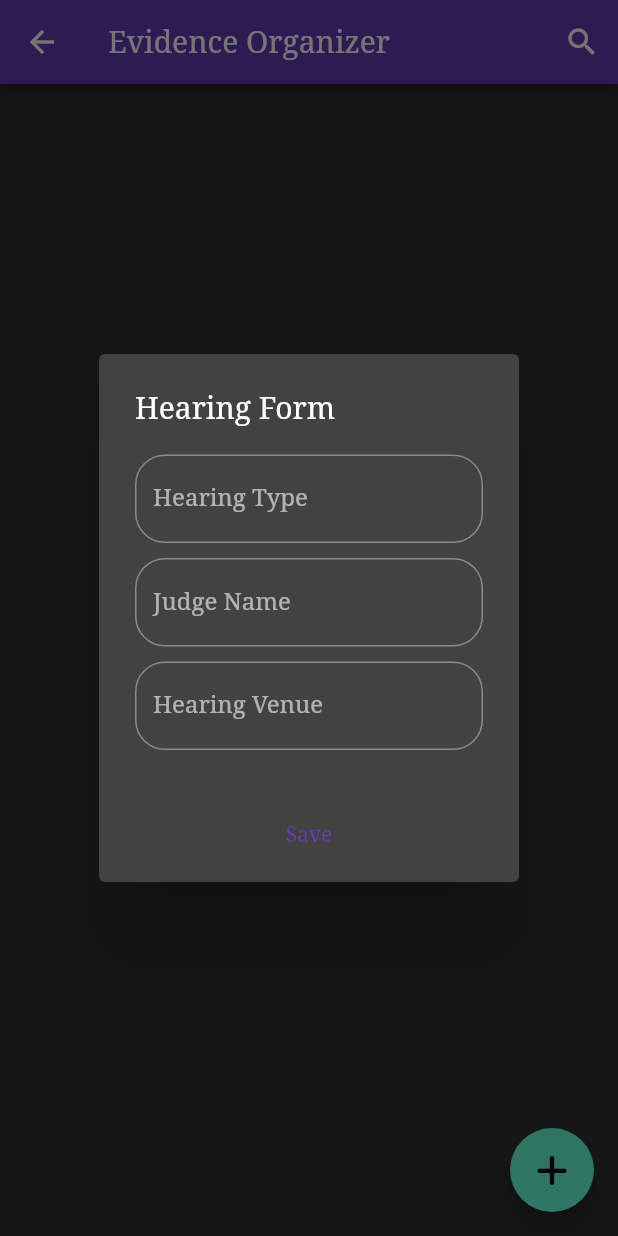
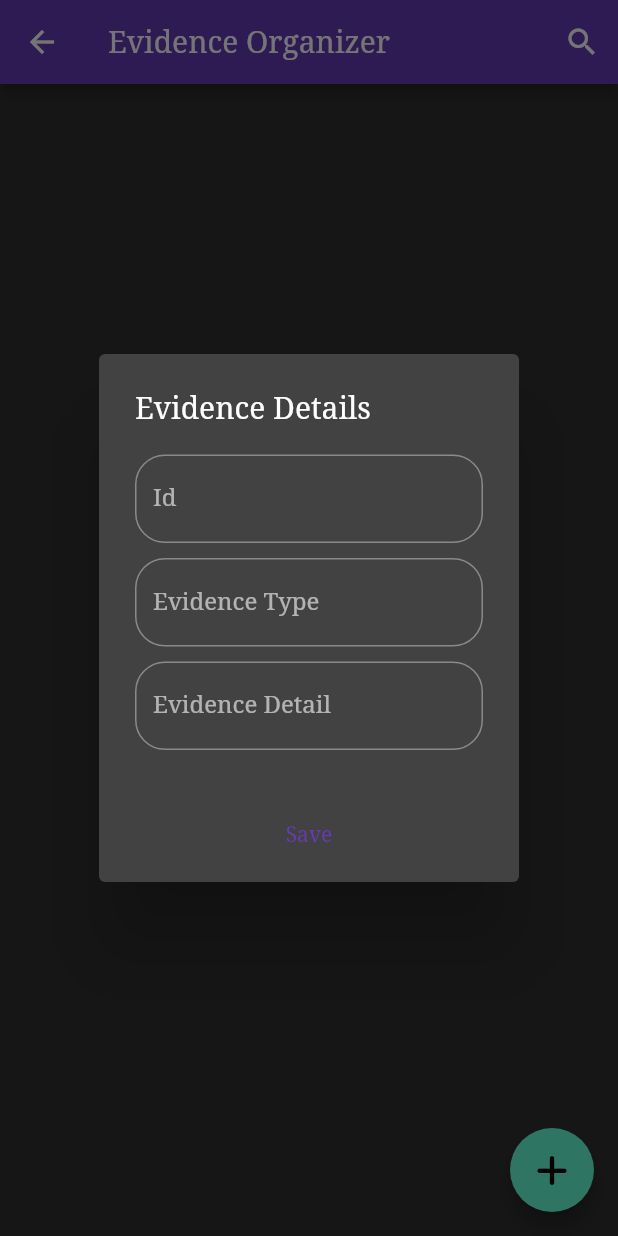
Before and after one commit to sumeetkumar95/case_manager, a Flutter app: the EvidenceOrganizer screen opened directly, after a tap on an icon or button, on a phone screen of 412 x 824 dp. Run offline on Flutter 3.47's test engine with Material 2 defaults, Android fonts, the light colour scheme and no system bars; our stand-ins replace cloud_firestore, firebase_auth, firebase_core, flutter_svg, font_awesome_flutter; accounts and stored records are empty.

Commit message:
changes in pop Form

```diff
--- a/lib/screens/evidence.dart
+++ b/lib/screens/evidence.dart
@@ -32,14 +32,14 @@ class _EvidenceOrganizerState extends State<EvidenceOrganizer> {
 
 Widget _buildPopupDialog(BuildContext context) {
   return new AlertDialog(
-    title: const Text('Hearing Form'),
+    title: const Text('Evidence Details'),
     content: new Column(
       mainAxisSize: MainAxisSize.min,
       crossAxisAlignment: CrossAxisAlignment.start,
       children: <Widget>[
         TextFormField(
           decoration: InputDecoration(
-              labelText: "Hearing Type",
+              labelText: "Id",
               border:
                   OutlineInputBorder(borderRadius: BorderRadius.circular(20))),
         ),
@@ -48,7 +48,7 @@ Widget _buildPopupDialog(BuildContext context) {
         ),
         TextFormField(
           decoration: InputDecoration(
-              labelText: "Judge Name",
+              labelText: "Evidence Type",
               border:
                   OutlineInputBorder(borderRadius: BorderRadius.circular(20))),
         ),
@@ -57,7 +57,7 @@ Widget _buildPopupDialog(BuildContext context) {
         ),
         TextFormField(
           decoration: InputDecoration(
-              labelText: "Hearing Venue",
+              labelText: "Evidence Detail",
               border:
                   OutlineInputBorder(borderRadius: BorderRadius.circular(20))),
         )
--- a/lib/screens/witnessmanager.dart
+++ b/lib/screens/witnessmanager.dart
@@ -32,14 +32,14 @@ class _WitnessManagerState extends State<WitnessManager> {
 
 Widget _buildPopupDialog(BuildContext context) {
   return new AlertDialog(
-    title: const Text('Hearing Form'),
+    title: const Text('witness Details'),
     content: new Column(
       mainAxisSize: MainAxisSize.min,
       crossAxisAlignment: CrossAxisAlignment.start,
       children: <Widget>[
         TextFormField(
           decoration: InputDecoration(
-              labelText: "Hearing Type",
+              labelText: "Witness Id",
               border:
                   OutlineInputBorder(borderRadius: BorderRadius.circular(20))),
         ),
@@ -48,7 +48,7 @@ Widget _buildPopupDialog(BuildContext context) {
         ),
         TextFormField(
           decoration: InputDecoration(
-              labelText: "Judge Name",
+              labelText: "Witness Name",
               border:
                   OutlineInputBorder(borderRadius: BorderRadius.circular(20))),
         ),
@@ -57,7 +57,7 @@ Widget _buildPopupDialog(BuildContext context) {
         ),
         TextFormField(
           decoration: InputDecoration(
-              labelText: "Hearing Venue",
+              labelText: "Witness Description",
               border:
                   OutlineInputBorder(borderRadius: BorderRadius.circular(20))),
         )
```
Also changed, not shown: lib/screens/ForgetPass.dart (added, +54 -0 lines), lib/screens/login_screen.dart (+23 -7 lines), lib/screens/register.dart (+4 -4 lines).
